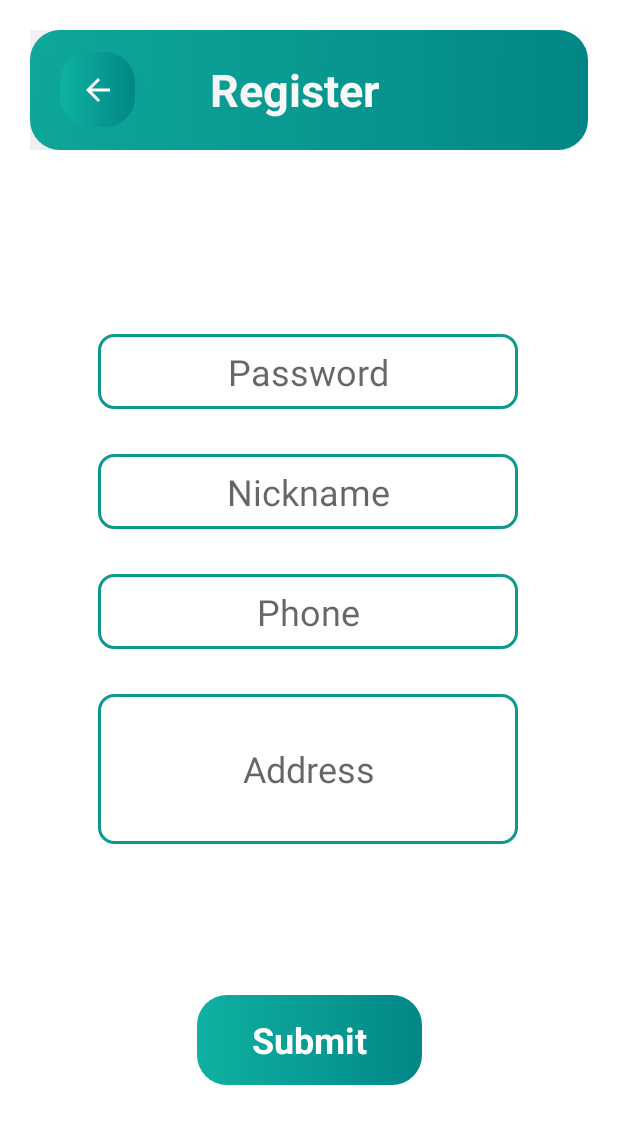
After one commit to Ken329/AndroidStudio_BeverageApp, an Android app: the MainSignUp screen opened directly, with no data from a screen before it, on a phone screen of 412 x 824 dp. The commit adds this screen. Shown: the top 1124 px of the screen. Run offline under Robolectric (Android 15) with nearby library versions, the phone set to English and light mode, and no system bars; our stand-ins replace Firebase (no records; nobody signed in at launch, a user with empty details on screens opened directly).

Commit message:
Done Sign Up Page

```diff
--- a/app/src/main/AndroidManifest.xml
+++ b/app/src/main/AndroidManifest.xml
@@ -9,6 +9,7 @@
         android:roundIcon="@mipmap/ic_launcher_round"
         android:supportsRtl="true"
         android:theme="@style/Theme.BeverageApp">
+        <activity android:name=".MainSignUp"></activity>
         <activity android:name=".MainActivity">
             <intent-filter>
                 <action android:name="android.intent.action.MAIN" />
--- /dev/null
+++ b/app/src/main/java/com/example/beverageapp/MainSignUp.java
@@ -0,0 +1,71 @@
+package com.example.beverageapp;
+
+import androidx.appcompat.app.AppCompatActivity;
+
+import android.content.Intent;
+import android.os.Bundle;
+import android.view.View;
+import android.widget.EditText;
+import android.widget.ImageButton;
+import android.widget.TextView;
+import android.widget.Toast;
+
+import com.google.firebase.database.DatabaseReference;
+import com.google.firebase.database.FirebaseDatabase;
+
+public class MainSignUp extends AppCompatActivity {
+    ImageButton back;
+    TextView id, register;
+    EditText password, phone, address, name;
+    DatabaseReference ref;
+    String myId;
+    @Override
+    protected void onCreate(Bundle savedInstanceState) {
+        super.onCreate(savedInstanceState);
+        setContentView(R.layout.activity_main_sign_up);
+        getSupportActionBar().hide();
+
+        back = findViewById(R.id.ibRegisterBack);
+        id = findViewById(R.id.tvRegisterId);
+        register = findViewById(R.id.tvRegisterSubmit);
+        password = findViewById(R.id.etRegisterPassword);
+        phone = findViewById(R.id.etRegisterPhone);
+        address = findViewById(R.id.etRegisterAddress);
+        name = findViewById(R.id.etRegisterName);
+
+        myId = getIntent().getStringExtra("id");
+        id.setText(myId);
+
+        register.setOnClickListener(new View.OnClickListener() {
+            @Override
+            public void onClick(View v) {
+                String myPassword = password.getText().toString();
+                String myName = name.getText().toString();
+                String myPhone = phone.getText().toString();
+                String myAddress = address.getText().toString();
+
+                if(myPassword.equals("") || myPhone.equals("") || myAddress.equals("") || myName.equals("")){
+                    Toast.makeText(MainSignUp.this, "Do not leave any field empty", Toast.LENGTH_LONG).show();
+                }else{
+                    UserDetail myUser = new UserDetail(myId, myPassword, myPhone, myAddress, myName);
+                    ref = FirebaseDatabase.getInstance().getReference("user");
+                    ref.child(myId).setValue(myUser);
+                    Toast.makeText(MainSignUp.this, "Successful created", Toast.LENGTH_LONG).show();
+                    goMain(myId);
+                }
+            }
+        });
+        back.setOnClickListener(new View.OnClickListener() {
+            @Override
+            public void onClick(View v) {
+                Intent intent = new Intent(v.getContext(), MainActivity.class);
+                startActivity(intent);
+            }
+        });
+    }
+    public void goMain(String id){
+        Intent intent = new Intent(getApplicationContext(), MainActivity.class);
+        intent.putExtra("id", id);
+        startActivity(intent);
+    }
+}
--- /dev/null
+++ b/app/src/main/res/drawable/input_pattern.xml
@@ -0,0 +1,10 @@
+<?xml version="1.0" encoding="utf-8"?>
+<selector xmlns:android="http://schemas.android.com/apk/res/android">
+    <item>
+        <shape android:shape="rectangle">
+            <solid android:color="@color/white"></solid>
+            <corners android:radius="10dp"></corners>
+            <stroke android:color="#0D9A8D" android:width="2dp"></stroke>
+        </shape>
+    </item>
+</selector>
--- /dev/null
+++ b/app/src/main/res/layout/activity_main_sign_up.xml
@@ -0,0 +1,134 @@
+<?xml version="1.0" encoding="utf-8"?>
+<androidx.constraintlayout.widget.ConstraintLayout
+    xmlns:android="http://schemas.android.com/apk/res/android"
+    xmlns:app="http://schemas.android.com/apk/res-auto"
+    xmlns:tools="http://schemas.android.com/tools"
+    android:layout_width="match_parent"
+    android:layout_height="match_parent"
+    tools:context=".MainSignUp">
+
+    <LinearLayout
+        android:id="@+id/linearLayout"
+        android:layout_width="match_parent"
+        android:layout_height="80dp"
+        android:layout_margin="20dp"
+        android:background="@drawable/title_bar"
+        app:layout_constraintEnd_toEndOf="parent"
+        app:layout_constraintStart_toStartOf="parent"
+        app:layout_constraintTop_toTopOf="parent"
+        android:orientation="horizontal">
+        <ImageButton
+            android:id="@+id/ibRegisterBack"
+            android:layout_width="50dp"
+            android:layout_height="50dp"
+            android:layout_gravity="center"
+            android:layout_marginLeft="20dp"
+            android:elevation="200dp"
+            android:background="@drawable/title_bar"
+            app:srcCompat="@drawable/abc_vector_test" />
+        <TextView
+            android:layout_width="wrap_content"
+            android:layout_height="wrap_content"
+            android:layout_gravity="center"
+            android:text="Register"
+            android:layout_marginLeft="50dp"
+            android:textColor="@color/white"
+            android:textSize="30dp"
+            android:textStyle="bold"></TextView>
+    </LinearLayout>
+
+    <TextView
+        android:id="@+id/tvRegisterId"
+        android:layout_width="wrap_content"
+        android:layout_height="wrap_content"
+        android:layout_marginTop="60dp"
+        android:text="ID"
+        android:textSize="24sp"
+        app:layout_constraintEnd_toEndOf="parent"
+        app:layout_constraintStart_toStartOf="parent"
+        app:layout_constraintTop_toBottomOf="@+id/linearLayout" />
+
+    <EditText
+        android:id="@+id/etRegisterPassword"
+        android:layout_width="wrap_content"
+        android:layout_height="50dp"
+        android:layout_marginTop="30dp"
+        android:ems="10"
+        android:hint="Password"
+        android:inputType="textPersonName"
+        android:gravity="center"
+        android:textSize="24dp"
+        android:background="@drawable/input_pattern"
+        app:layout_constraintEnd_toEndOf="parent"
+        app:layout_constraintHorizontal_bias="0.497"
+        app:layout_constraintStart_toStartOf="parent"
+        app:layout_constraintTop_toBottomOf="@+id/tvRegisterId" />
+
+    <EditText
+        android:id="@+id/etRegisterName"
+        android:layout_width="wrap_content"
+        android:layout_height="50dp"
+        android:layout_marginTop="30dp"
+        android:background="@drawable/input_pattern"
+        android:ems="10"
+        android:gravity="center"
+        android:hint="Nickname"
+        android:inputType="textPersonName"
+        android:textSize="24dp"
+        app:layout_constraintEnd_toEndOf="parent"
+        app:layout_constraintHorizontal_bias="0.496"
+        app:layout_constraintStart_toStartOf="parent"
+        app:layout_constraintTop_toBottomOf="@+id/etRegisterPassword" />
+
+    <EditText
+        android:id="@+id/etRegisterPhone"
+        android:layout_width="wrap_content"
+        android:layout_height="50dp"
+        android:layout_marginTop="30dp"
+        android:background="@drawable/input_pattern"
+        android:ems="10"
+        android:gravity="center"
+        android:hint="Phone"
+        android:inputType="textPersonName"
+        android:textSize="24dp"
+        app:layout_constraintEnd_toEndOf="parent"
+        app:layout_constraintHorizontal_bias="0.497"
+        app:layout_constraintStart_toStartOf="parent"
+        app:layout_constraintTop_toBottomOf="@+id/etRegisterName" />
+
+    <EditText
+        android:id="@+id/etRegisterAddress"
+        android:layout_width="wrap_content"
+        android:layout_height="100dp"
+        android:layout_marginTop="30dp"
+        android:ems="10"
+        android:hint="Address"
+        android:inputType="textPersonName"
+        android:gravity="center"
+        android:textSize="24dp"
+        android:background="@drawable/input_pattern"
+        app:layout_constraintEnd_toEndOf="parent"
+        app:layout_constraintHorizontal_bias="0.497"
+        app:layout_constraintStart_toStartOf="parent"
+        app:layout_constraintTop_toBottomOf="@+id/etRegisterPhone" />
+
+    <LinearLayout
+        android:layout_width="150dp"
+        android:layout_height="60dp"
+        android:background="@drawable/title_bar"
+        app:layout_constraintBottom_toBottomOf="parent"
+        app:layout_constraintEnd_toEndOf="parent"
+        app:layout_constraintStart_toStartOf="parent"
+        app:layout_constraintTop_toBottomOf="@+id/etRegisterAddress">
+
+        <TextView
+            android:id="@+id/tvRegisterSubmit"
+            android:layout_width="match_parent"
+            android:layout_height="match_parent"
+            android:gravity="center"
+            android:text="Submit"
+            android:textColor="@color/white"
+            android:textSize="24dp"
+            android:textStyle="bold"></TextView>
+    </LinearLayout>
+</androidx.constraintlayout.widget.ConstraintLayout>
```
Also changed, not shown: app/src/main/java/com/example/beverageapp/MainActivity.java (+78 -1 lines), app/src/main/java/com/example/beverageapp/UserDetail.java (added, +53 -0 lines), app/src/main/java/com/example/beverageapp/UserDialog.java (added, +57 -0 lines), app/src/main/res/layout/activity_main.xml (+4 -3 lines), app/src/main/res/layout/input_layout.xml (added, +16 -0 lines).
